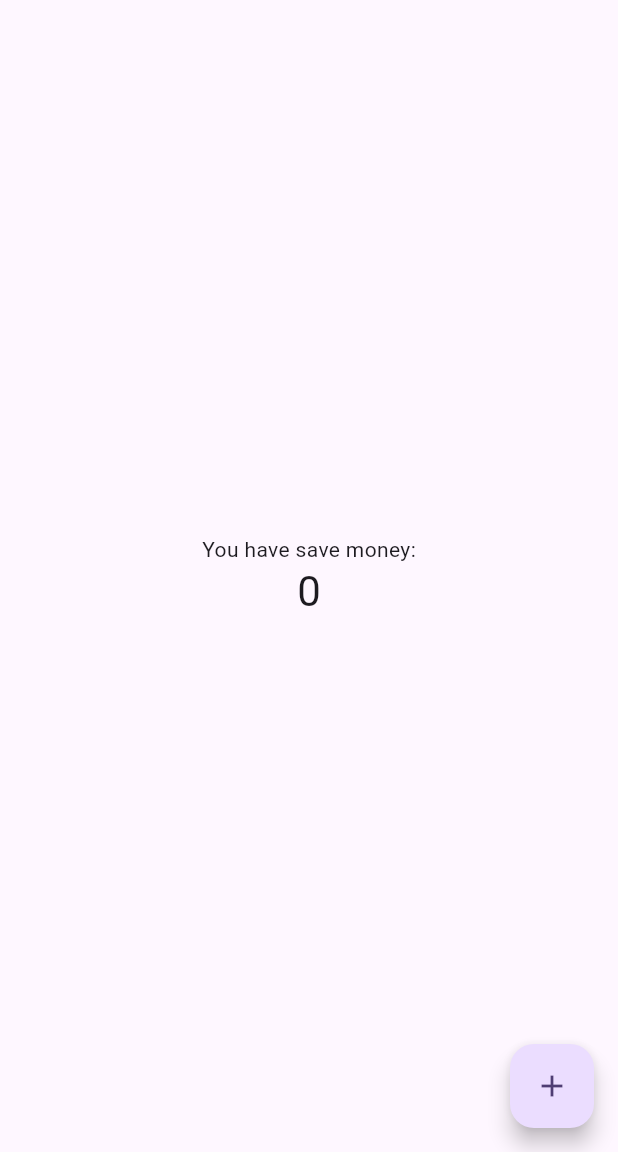
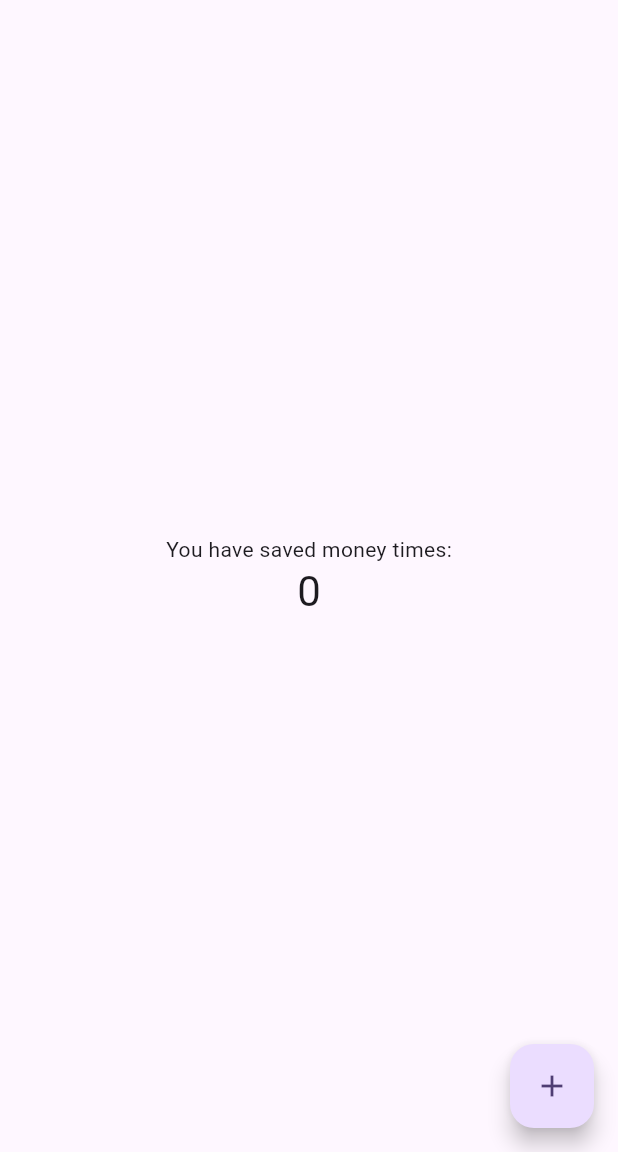
Before and after one commit to FadrialR/my_flutter_learning_progress, a Flutter app: the screen it shows after launch, on a phone screen of 412 x 824 dp, the part 84-1236 px from its top. Run offline on Flutter 3.47's test engine with Material 3 defaults, Android fonts, the phone set to English and light mode, and no system bars.

Commit message:
Flutter Run Test

```diff
--- a/lib/main.dart
+++ b/lib/main.dart
@@ -106,7 +106,7 @@ class _MyHomePageState extends State<MyHomePage> {
           mainAxisAlignment: MainAxisAlignment.center,
           children: <Widget>[
             const Text(
-              'You have save money:',
+              'You have saved money times:',
             ),
             Text(
               '$_counter',
```
